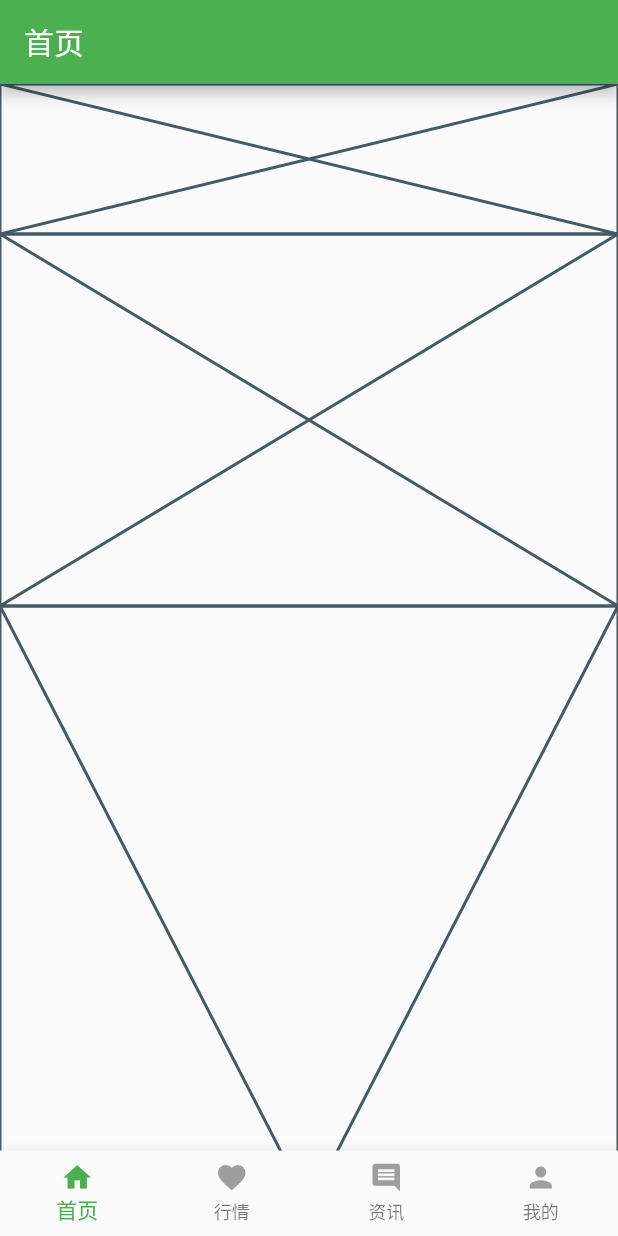
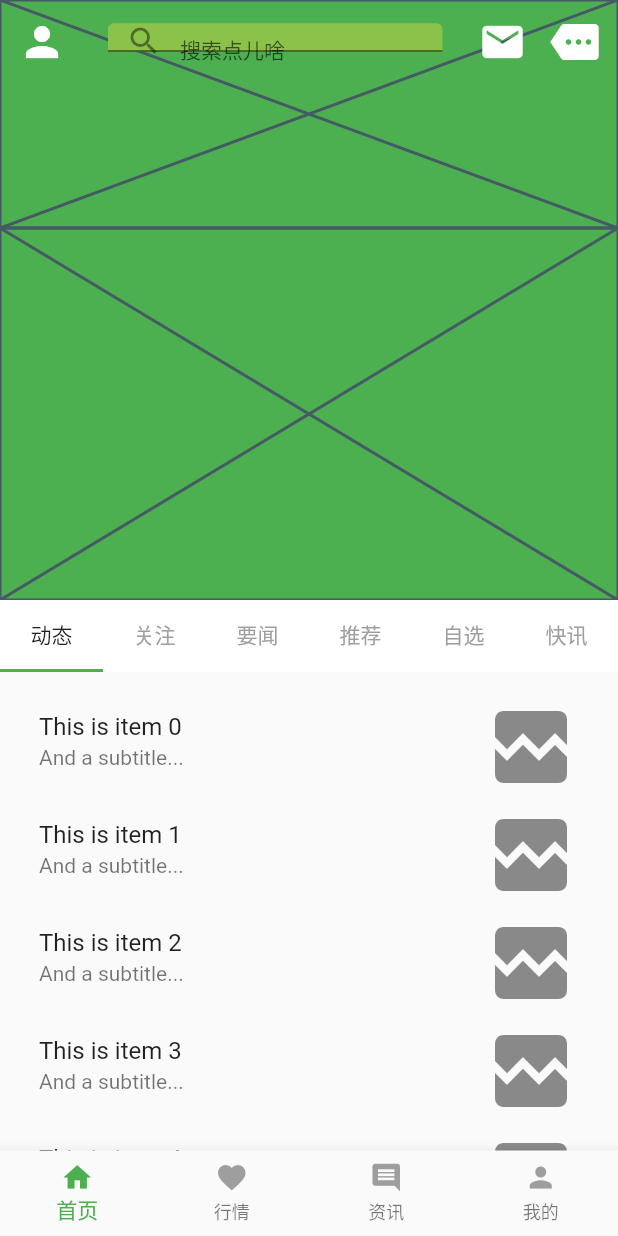
Before and after one commit to finlutter/flutter_fintech_widgets, a Flutter app: the screen it shows after launch, on a phone screen of 412 x 824 dp. Run offline on Flutter 3.47's test engine with Material 2 defaults, Android fonts, the phone set to English and light mode, and no system bars; missing offline and left inert: file_cache.

Commit message:
Home scroll (#15)
* A sliver app bar with banner as background

* make a sliver scafold and add some widgets

* format code

* Adjust placeholders' heights to pass tests

* Format code

```diff
--- a/lib/main/pages/main_home_page.dart
+++ b/lib/main/pages/main_home_page.dart
@@ -1,19 +1,147 @@
 import 'package:flutter/material.dart';
 import '../../widgets/carousel_view.dart';
 import '../../widgets/icon_board_view.dart';
-import '../../widgets/pinned_page_view.dart';
 
 class HomePage extends StatelessWidget {
   @override
   Widget build(BuildContext context) {
     return Scaffold(
-      appBar: AppBar(
-        title: Text("首页"),
-      ),
-      body: ListView(
-        scrollDirection: Axis.vertical,
-        children: <Widget>[CarouselView(), IconBoardView(), PinnedPageView()],
+      body: DefaultTabController(
+        length: 6,
+        child: NestedScrollView(
+          headerSliverBuilder: (BuildContext context, bool innerBoxIsScrolled) {
+            return <Widget>[
+              SliverAppBar(
+                expandedHeight: 400.0,
+                floating: false,
+                pinned: true,
+                flexibleSpace: FlexibleSpaceBar(
+                  background: Column(children: <Widget>[
+                    CarouselView(),
+                    IconBoardView(),
+                  ]),
+                  collapseMode: CollapseMode.none,
+                ),
+                leading: Icon(
+                  Icons.person,
+                  size: 32.0,
+                ),
+                title: Container(
+                  alignment: Alignment.topCenter,
+                  height: 25.0,
+                  padding: EdgeInsets.only(bottom: 6.0),
+                  child: TextField(
+                    style: TextStyle(
+                      fontSize: 14.0,
+                      height: 1.0,
+                      color: Colors.black,
+                    ),
+                    decoration: InputDecoration(
+                      prefixIcon: Icon(Icons.search),
+                      hintText: "搜索点儿啥",
+                      filled: true,
+                      fillColor: Colors.lightGreen,
+                      contentPadding: EdgeInsets.all(5.0),
+                    ),
+                  ),
+                ),
+                actions: <Widget>[
+                  IconButton(
+                    icon: Icon(
+                      Icons.mail,
+                      size: 32.0,
+                    ),
+                    onPressed: () {
+                      debugPrint("Message Button Pressed");
+                    },
+                  ),
+                  IconButton(
+                    icon: Icon(
+                      Icons.more,
+                      size: 32.0,
+                    ),
+                    onPressed: () {
+                      debugPrint("More Button Pressed");
+                    },
+                  ),
+                  SizedBox(
+                    width: 5.0,
+                  ),
+                ],
+              ),
+              SliverPersistentHeader(
+                delegate: _SliverAppBarDelegate(
+                  delegated: TabBar(
+                    labelColor: Colors.black87,
+                    unselectedLabelColor: Colors.grey,
+                    tabs: [
+                      Tab(text: "动态"),
+                      Tab(text: "关注"),
+                      Tab(text: "要闻"),
+                      Tab(text: "推荐"),
+                      Tab(text: "自选"),
+                      Tab(text: "快讯"),
+                    ],
+                  ),
+                ),
+                pinned: true,
+              ),
+            ];
+          },
+          body: TabBarView(
+            children: [
+              ListView.builder(
+                padding: EdgeInsets.all(10.0),
+                itemCount: 20,
+                itemBuilder: (BuildContext context, int index) {
+                  return ListTile(
+                    title: Text("This is item $index"),
+                    subtitle: Text("And a subtitle..."),
+                    trailing: Icon(
+                      Icons.broken_image,
+                      size: 64,
+                    ),
+                  );
+                },
+              ),
+              Center(child: Text("Page 2")),
+              Center(child: Text("Page 3")),
+              Center(child: Text("Page 4")),
+              Center(child: Text("Page 5")),
+              Center(child: Text("Page 6")),
+            ],
+          ),
+        ),
       ),
     );
   }
 }
+
+class _SliverAppBarDelegate extends SliverPersistentHeaderDelegate {
+  final TabBar delegated;
+
+  _SliverAppBarDelegate({@required this.delegated});
+
+  @override
+  double get minExtent => delegated.preferredSize.height;
+
+  @override
+  double get maxExtent => delegated.preferredSize.height;
+
+  @override
+  Widget build(
+    BuildContext context,
+    double shrinkOffset,
+    bool overlapsContent,
+  ) {
+    return new Container(
+      color: Colors.white,
+      child: delegated,
+    );
+  }
+
+  @override
+  bool shouldRebuild(_SliverAppBarDelegate oldDelegate) {
+    return false;
+  }
+}
--- a/lib/widgets/carousel_view.dart
+++ b/lib/widgets/carousel_view.dart
@@ -1,17 +1,20 @@
 import 'package:flutter/material.dart';
 
-class CarouselView extends StatefulWidget {
+class CarouselView extends StatefulWidget implements PreferredSizeWidget {
   @override
   State<StatefulWidget> createState() {
     return _CarouselViewState();
   }
+
+  @override
+  Size get preferredSize => Size.fromHeight(152.0);
 }
 
 class _CarouselViewState extends State<CarouselView> {
   @override
   Widget build(BuildContext context) {
     return Placeholder(
-      fallbackHeight: 100,
+      fallbackHeight: 152.0,
     );
   }
 }
--- a/lib/widgets/icon_board_view.dart
+++ b/lib/widgets/icon_board_view.dart
@@ -1,10 +1,13 @@
 import 'package:flutter/material.dart';
 
-class IconBoardView extends StatelessWidget {
+class IconBoardView extends StatelessWidget implements PreferredSizeWidget {
   @override
   Widget build(BuildContext context) {
     return Placeholder(
       fallbackHeight: 248,
     );
   }
+
+  @override
+  Size get preferredSize => Size.fromHeight(248.0);
 }
```
Also changed, not shown: 1 other file.
